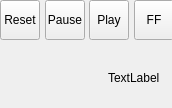
First picture: the form in src/view/SimulationControls.ui, repository the-butterfly-effect/tbe, before the edit.
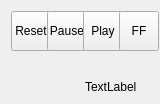
Second picture: the form after the edit.

Commit message: Set a background image on the simcontrols.

Diff of the .ui file:
```diff
--- a/src/view/SimulationControls.ui
+++ b/src/view/SimulationControls.ui
@@ -6,8 +6,8 @@
    <rect>
     <x>0</x>
     <y>0</y>
-    <width>172</width>
-    <height>108</height>
+    <width>160</width>
+    <height>104</height>
    </rect>
   </property>
   <property name="minimumSize">
@@ -19,17 +19,29 @@
   <property name="maximumSize">
    <size>
     <width>180</width>
-    <height>110</height>
+    <height>120</height>
    </size>
   </property>
   <property name="windowTitle">
    <string>Form</string>
   </property>
-  <layout class="QGridLayout" name="gridLayout">
-   <property name="margin">
-    <number>0</number>
-   </property>
-   <item row="0" column="0">
+  <layout class="QVBoxLayout" name="verticalLayout">
+   <item>
+    <layout class="QHBoxLayout" name="horizontalLayout_2">
+     <item>
+      <spacer name="horizontalSpacer_2">
+       <property name="orientation">
+        <enum>Qt::Horizontal</enum>
+       </property>
+       <property name="sizeHint" stdset="0">
+        <size>
+         <width>13</width>
+         <height>20</height>
+        </size>
+       </property>
+      </spacer>
+     </item>
+     <item>
     <widget class="QToolButton" name="buttonReset">
      <property name="minimumSize">
       <size>
@@ -48,7 +60,7 @@
      </property>
     </widget>
    </item>
-   <item row="0" column="1">
+     <item>
     <widget class="QToolButton" name="buttonPause">
      <property name="minimumSize">
       <size>
@@ -67,7 +79,7 @@
      </property>
     </widget>
    </item>
-   <item row="0" column="2">
+     <item>
     <widget class="QToolButton" name="buttonPlay">
      <property name="minimumSize">
       <size>
@@ -86,7 +98,7 @@
      </property>
     </widget>
    </item>
-   <item row="0" column="3">
+     <item>
     <widget class="QToolButton" name="buttonForward">
      <property name="minimumSize">
       <size>
@@ -105,8 +117,13 @@
      </property>
     </widget>
    </item>
-   <item row="1" column="0" colspan="4">
+    </layout>
+   </item>
+   <item>
     <layout class="QHBoxLayout" name="horizontalLayout">
+     <property name="bottomMargin">
+      <number>4</number>
+     </property>
      <item>
       <spacer name="horizontalSpacer">
        <property name="orientation">
```
Lines whose indentation alone changed are shown as unchanged. The commit also changes 2 other files.
